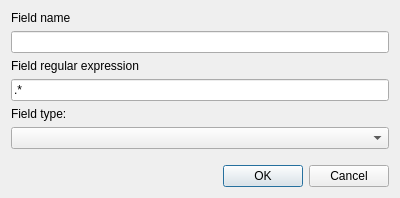
First picture: the form in src/FormatCreation/FieldCreationDialog.ui, repository DonRumata710/LogManager, before the edit.
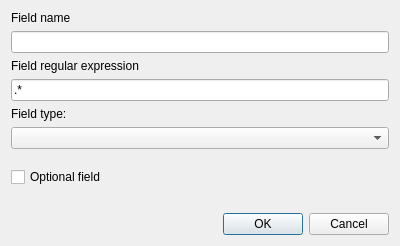
Second picture: the form after the edit.

Commit message: #1 optional fields support

Patch:
```diff
--- a/src/FormatCreation/FieldCreationDialog.ui
+++ b/src/FormatCreation/FieldCreationDialog.ui
@@ -7,7 +7,7 @@
     <x>0</x>
     <y>0</y>
     <width>400</width>
-    <height>198</height>
+    <height>246</height>
    </rect>
   </property>
   <property name="windowTitle">
@@ -61,6 +61,20 @@
      </property>
     </spacer>
    </item>
+   <item>
+    <widget class="QCheckBox" name="bOptional">
+     <property name="text">
+      <string>Optional field</string>
+     </property>
+    </widget>
+   </item>
+   <item>
+    <widget class="QLabel" name="lWarning">
+     <property name="text">
+      <string/>
+     </property>
+    </widget>
+   </item>
    <item>
     <widget class="QDialogButtonBox" name="buttonBox">
      <property name="orientation">
```
The commit also changes 5 other files.
